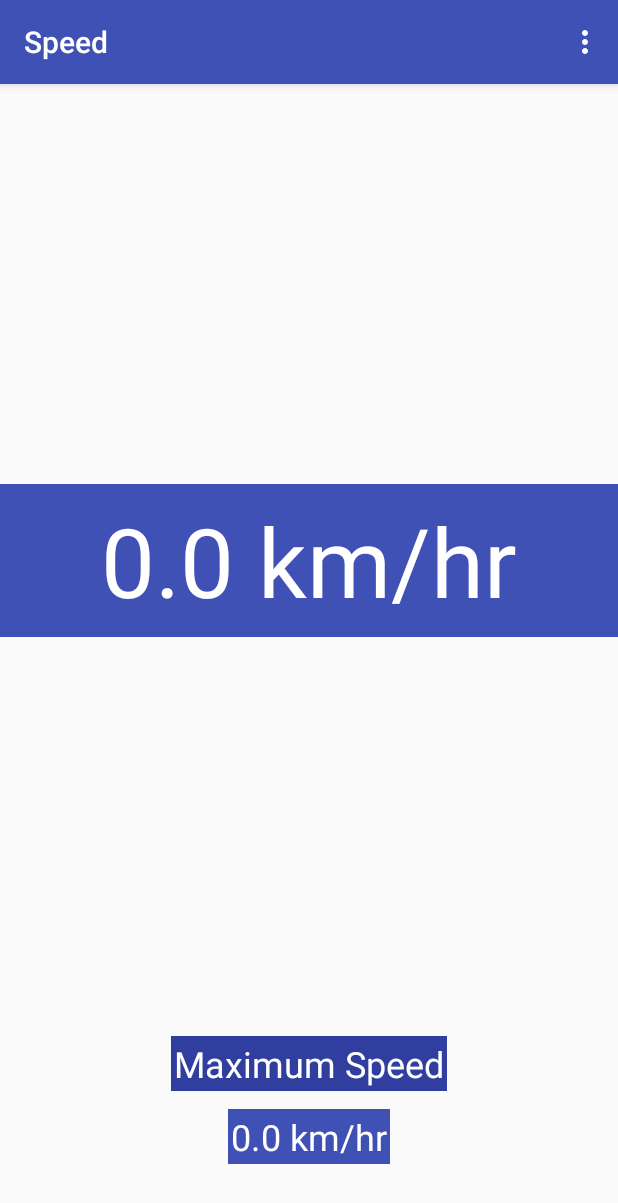
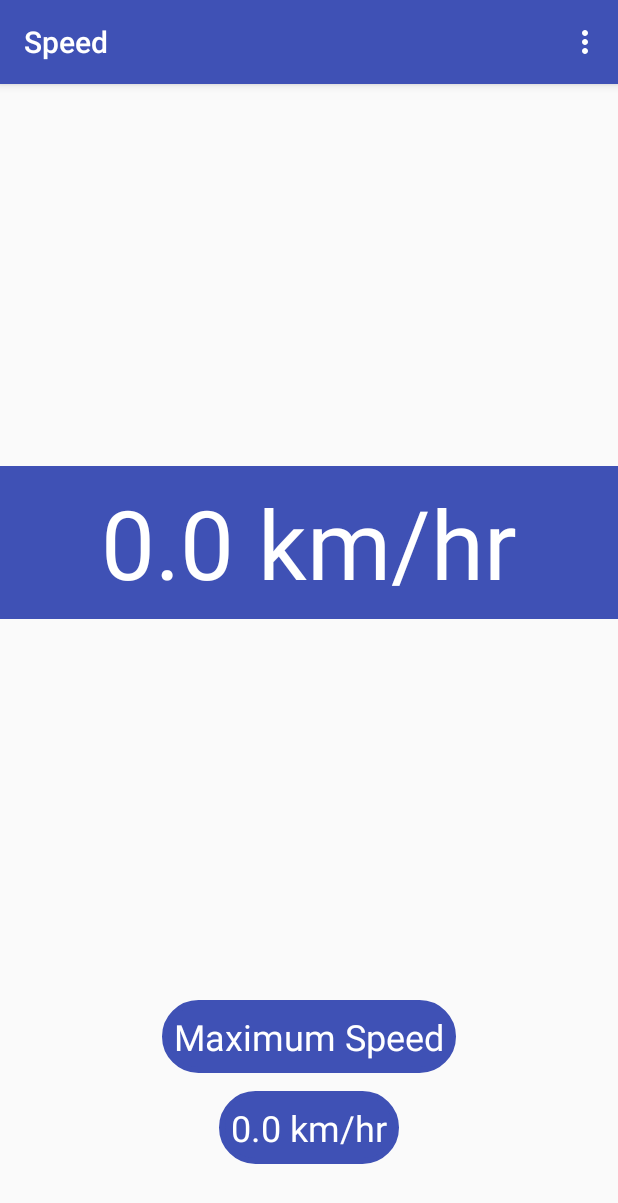
Before and after one commit to vonkratzmann/SpeedDisplay, an Android app: the screen it shows after launch (MainActivity), on a phone screen of 412 x 824 dp. Shown: the top 1203 px of the screen. Run offline under Robolectric (Android 15) with nearby library versions, the phone set to English and light mode, and no system bars.

Commit message:
Added rounded borders to max speed

```diff
--- a/app/src/main/res/layout/content_main.xml
+++ b/app/src/main/res/layout/content_main.xml
@@ -34,6 +34,7 @@
         app:layout_constraintEnd_toEndOf="parent"
         app:layout_constraintHorizontal_bias="0.5"
         app:layout_constraintStart_toStartOf="parent"
+        android:background="@layout/rounded_border_tv"
         />
 
     <TextView
@@ -47,6 +48,7 @@
         app:layout_constraintBottom_toBottomOf="parent"
         app:layout_constraintEnd_toEndOf="parent"
         app:layout_constraintHorizontal_bias="0.5"
-        app:layout_constraintStart_toStartOf="parent"/>
+        app:layout_constraintStart_toStartOf="parent"
+        android:background="@layout/rounded_border_tv"/>
 
 </android.support.constraint.ConstraintLayout>
--- a/app/src/main/res/values/dimens.xml
+++ b/app/src/main/res/values/dimens.xml
@@ -5,10 +5,15 @@
     <dimen name="small_text_size">12dp</dimen>
 
     <dimen name="large_margin">32dp</dimen>
-    <dimen name="medium_margin">8dp</dimen>
+    <dimen name="medium_margin">16dp</dimen>
     <dimen name="small_margin">4dp</dimen>
 
     <dimen name="large_padding">8dp</dimen>
-    <dimen name="medium_padding">2dp</dimen>
+    <dimen name="medium_padding">8dp</dimen>
     <dimen name="small_padding">1dp</dimen>
+
+    <!-- rounded border text views -->
+    <dimen name="medium_rounded_border_width">4dp</dimen>
+    <dimen name="medium_rounded_border_radius">360dp</dimen>
+
 </resources>
--- a/app/src/main/res/values/styles.xml
+++ b/app/src/main/res/values/styles.xml
@@ -37,10 +37,9 @@
     <style name="MediumTextViewHeading" parent="Theme.AppCompat.Light">
         <item name="android:textSize">@dimen/medium_text_size</item>
         <item name="android:padding">@dimen/medium_padding</item>
-        <item name="android:background">@color/colorPrimaryDark</item>
+        <item name="android:background">@color/colorPrimary</item>
         <item name="android:textColor">@color/White</item>
         <item name="android:layout_margin">12dp</item>
-
     </style>
 
     <style name="SmallTextView" parent="Theme.AppCompat.Light">
@@ -48,7 +47,6 @@
         <item name="android:padding">@dimen/small_padding</item>
         <item name="android:background">@color/colorPrimary</item>
         <item name="android:textColor">@color/White</item>
-
     </style>
 
 </resources>
```
Also changed, not shown: app/src/main/res/layout/rounded_border_tv.xml (added, +16 -0 lines).
